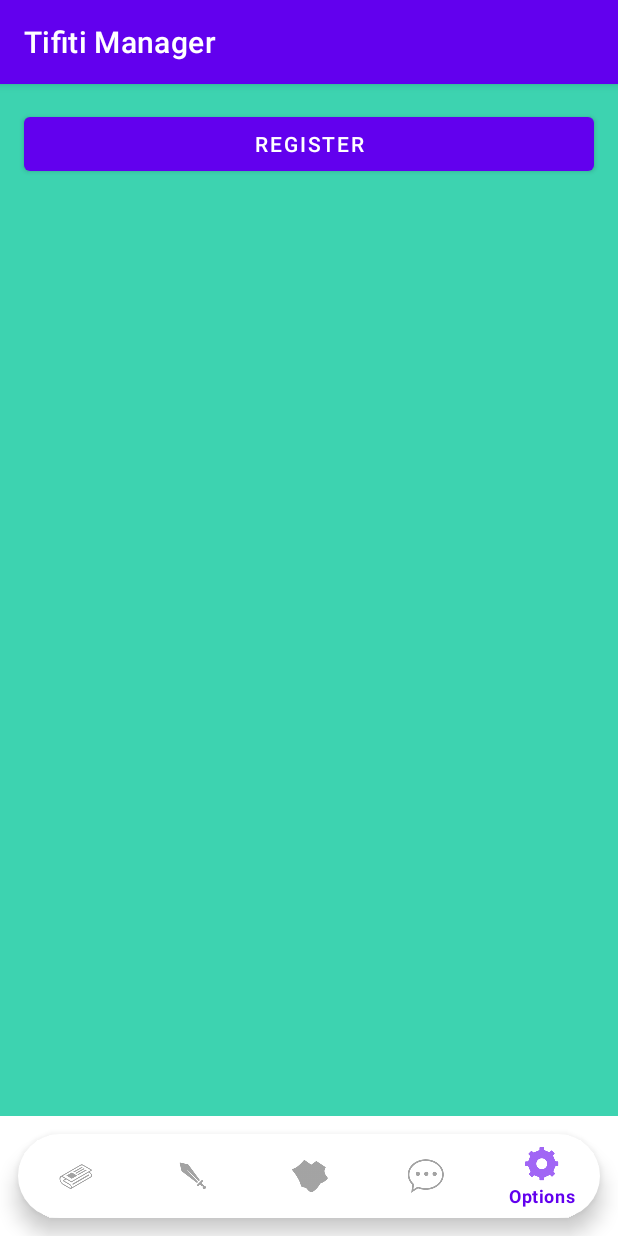
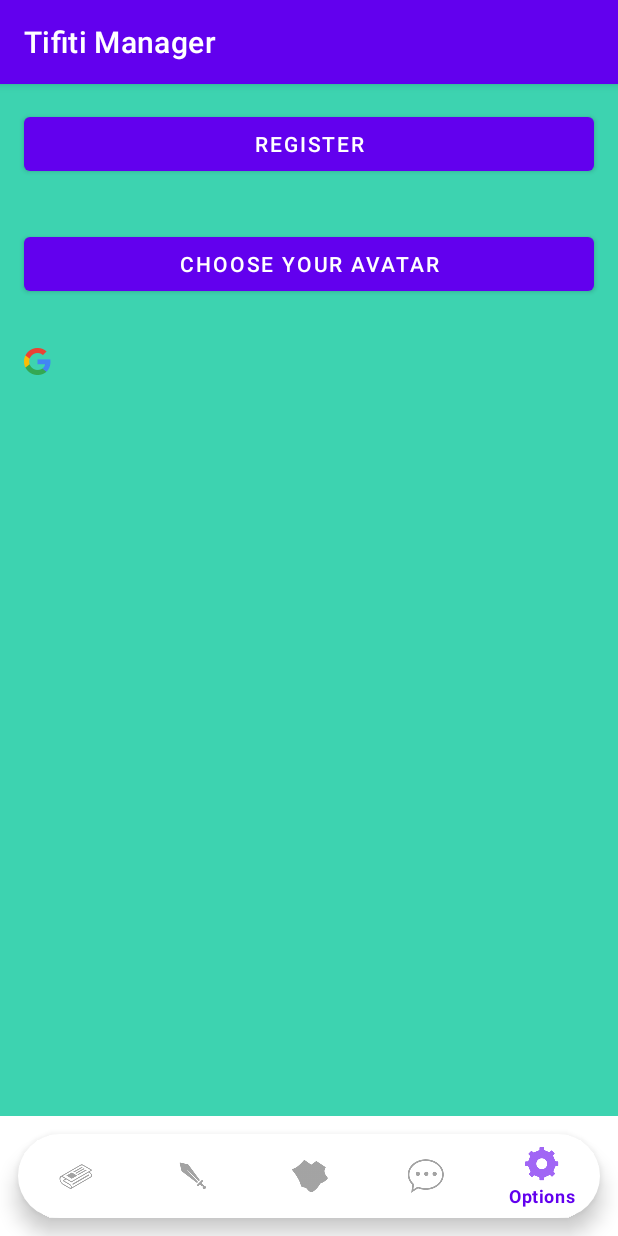
Before and after one commit to dadomher/enti_disseny_interficies, an Android app: the screen it shows after launch (MainActivity), item 5 of the bottom bar chosen, on a phone screen of 412 x 824 dp. Run offline under Robolectric (Android 15) with nearby library versions, the phone set to English and light mode, and no system bars; our stand-ins replace AdMob, Firebase (no records; nobody signed in at launch, a user with empty details on screens opened directly), Picasso; pictures from the network do not load.

Commit message:
clase 18/01/21

```diff
--- a/tifitiappp/app/build.gradle
+++ b/tifitiappp/app/build.gradle
@@ -60,6 +60,8 @@ dependencies {
     implementation 'com.google.firebase:firebase-firestore-ktx'
     // ADS
     implementation 'com.google.android.gms:play-services-ads:19.6.0'
+    // Firebase STORAGE
+    implementation 'com.google.firebase:firebase-storage-ktx'
 
     // Card View
     def cardview_version = "1.0.0"
@@ -87,4 +89,7 @@ dependencies {
     // Kotlinx String to Json conversion
     implementation "org.jetbrains.kotlinx:kotlinx-serialization-json:1.0.1"
 
+    // Image Loading
+    implementation 'com.github.bumptech.glide:glide:4.11.0'
+    annotationProcessor 'com.github.bumptech.glide:compiler:4.11.0'
 }
--- a/tifitiappp/app/src/main/AndroidManifest.xml
+++ b/tifitiappp/app/src/main/AndroidManifest.xml
@@ -2,7 +2,8 @@
 <manifest xmlns:android="http://schemas.android.com/apk/res/android"
     package="com.bearslovebeer.tifitiappp">
     <uses-permission android:name="android.permission.INTERNET"/>
-
+    <uses-feature android:name="android.hardware.camera"
+        android:required="true"/>
     <application
         android:allowBackup="true"
         android:icon="@mipmap/ic_launcher"
--- a/tifitiappp/app/src/main/java/com/bearslovebeer/tifitiappp/models/User.kt
+++ b/tifitiappp/app/src/main/java/com/bearslovebeer/tifitiappp/models/User.kt
@@ -2,5 +2,6 @@ package com.bearslovebeer.tifitiappp.models
 
 data class User (
     val userId: String = "",
-    val username: String? = null
+    val username: String? = null,
+    val avatarUrl: String? = null,
 )
--- a/tifitiappp/app/src/main/res/layout/fragment_profile.xml
+++ b/tifitiappp/app/src/main/res/layout/fragment_profile.xml
@@ -25,6 +25,20 @@
             android:layout_height="wrap_content"
             android:gravity="center"
             android:text="Welcome!" />
+
+        <Button
+            android:id="@+id/avatarButton"
+            android:layout_width="match_parent"
+            android:layout_height="wrap_content"
+            android:layout_margin="16dp"
+            android:text="Choose your Avatar" />
+
+        <ImageView
+            android:id="@+id/avatarImageView"
+            android:layout_width="wrap_content"
+            android:layout_height="wrap_content"
+            android:layout_margin="16dp"
+            android:src="@drawable/googleg_standard_color_18"/>
     </LinearLayout>
 
 </LinearLayout>
```
Also changed, not shown: tifitiappp/app/src/main/java/com/bearslovebeer/tifitiappp/profileFragment.kt (+97 -7 lines).
